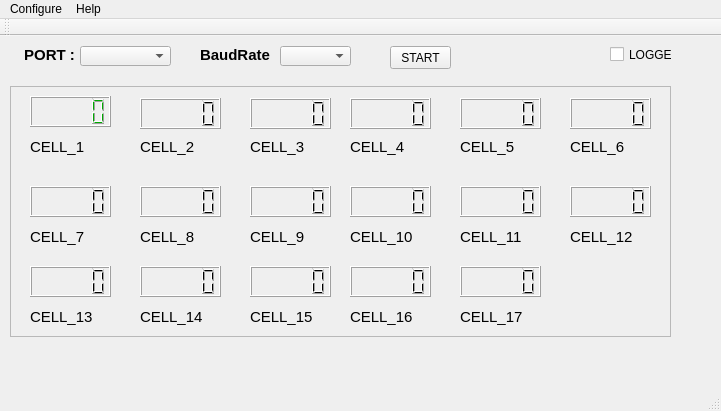
Above: mainwindow.ui from ZEPORATH/QtTest_1 before the change. Below: the same form after it.
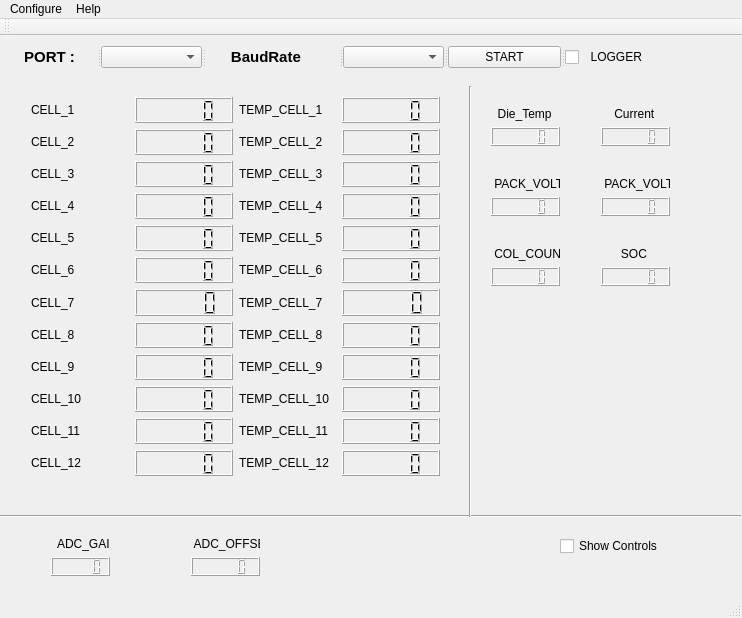
That is the form after the change.

```diff
--- a/mainwindow.ui
+++ b/mainwindow.ui
@@ -9,8 +9,8 @@
    <rect>
     <x>0</x>
     <y>0</y>
-    <width>721</width>
-    <height>411</height>
+    <width>742</width>
+    <height>618</height>
    </rect>
   </property>
   <property name="windowTitle">
@@ -23,673 +23,574 @@
    <bool>false</bool>
   </property>
   <widget class="QWidget" name="centralWidget">
-   <widget class="QFrame" name="frame">
+   <widget class="QWidget" name="layoutWidget_12">
     <property name="geometry">
      <rect>
-      <x>10</x>
-      <y>50</y>
+      <x>590</x>
+      <y>60</y>
+      <width>91</width>
+      <height>61</height>
+     </rect>
+    </property>
+    <layout class="QVBoxLayout" name="verticalLayout_3">
+     <item>
+      <widget class="QLabel" name="label_30">
+       <property name="text">
+        <string>    Current</string>
+       </property>
+      </widget>
+     </item>
+     <item>
+      <widget class="QLCDNumber" name="lcdNumber_28"/>
+     </item>
+    </layout>
+   </widget>
+   <widget class="QWidget" name="layoutWidget_13">
+    <property name="geometry">
+     <rect>
+      <x>480</x>
+      <y>130</y>
+      <width>91</width>
+      <height>61</height>
+     </rect>
+    </property>
+    <layout class="QVBoxLayout" name="verticalLayout_4">
+     <item>
+      <widget class="QLabel" name="label_31">
+       <property name="text">
+        <string> PACK_VOLT1</string>
+       </property>
+      </widget>
+     </item>
+     <item>
+      <widget class="QLCDNumber" name="lcdNumber_29"/>
+     </item>
+    </layout>
+   </widget>
+   <widget class="QWidget" name="layoutWidget_14">
+    <property name="geometry">
+     <rect>
+      <x>590</x>
+      <y>130</y>
+      <width>91</width>
+      <height>61</height>
+     </rect>
+    </property>
+    <layout class="QVBoxLayout" name="verticalLayout_5">
+     <item>
+      <widget class="QLabel" name="label_32">
+       <property name="text">
+        <string> PACK_VOLT2</string>
+       </property>
+      </widget>
+     </item>
+     <item>
+      <widget class="QLCDNumber" name="lcdNumber_30"/>
+     </item>
+    </layout>
+   </widget>
+   <widget class="QWidget" name="layoutWidget_15">
+    <property name="geometry">
+     <rect>
+      <x>480</x>
+      <y>200</y>
+      <width>91</width>
+      <height>61</height>
+     </rect>
+    </property>
+    <layout class="QVBoxLayout" name="verticalLayout_6">
+     <item>
+      <widget class="QLabel" name="label_33">
+       <property name="text">
+        <string> COL_COUNT</string>
+       </property>
+      </widget>
+     </item>
+     <item>
+      <widget class="QLCDNumber" name="lcdNumber_31"/>
+     </item>
+    </layout>
+   </widget>
+   <widget class="Line" name="line">
+    <property name="geometry">
+     <rect>
+      <x>0</x>
+      <y>470</y>
+      <width>741</width>
+      <height>21</height>
+     </rect>
+    </property>
+    <property name="orientation">
+     <enum>Qt::Horizontal</enum>
+    </property>
+   </widget>
+   <widget class="QWidget" name="layoutWidget_16">
+    <property name="geometry">
+     <rect>
+      <x>40</x>
+      <y>490</y>
+      <width>81</width>
+      <height>61</height>
+     </rect>
+    </property>
+    <layout class="QVBoxLayout" name="verticalLayout_7">
+     <item>
+      <widget class="QLabel" name="label_34">
+       <property name="text">
+        <string>  ADC_GAIN</string>
+       </property>
+      </widget>
+     </item>
+     <item>
+      <widget class="QLCDNumber" name="lcdNumber_32"/>
+     </item>
+    </layout>
+   </widget>
+   <widget class="QWidget" name="layoutWidget_17">
+    <property name="geometry">
+     <rect>
+      <x>180</x>
+      <y>490</y>
+      <width>91</width>
+      <height>61</height>
+     </rect>
+    </property>
+    <layout class="QVBoxLayout" name="verticalLayout_8">
+     <item>
+      <widget class="QLabel" name="label_35">
+       <property name="text">
+        <string> ADC_OFFSET</string>
+       </property>
+      </widget>
+     </item>
+     <item>
+      <widget class="QLCDNumber" name="lcdNumber_33"/>
+     </item>
+    </layout>
+   </widget>
+   <widget class="QCheckBox" name="CONTROL_checkBox">
+    <property name="geometry">
+     <rect>
+      <x>560</x>
+      <y>500</y>
+      <width>100</width>
+      <height>20</height>
+     </rect>
+    </property>
+    <property name="text">
+     <string>Show Controls</string>
+    </property>
+   </widget>
+   <widget class="QSplitter" name="splitter">
+    <property name="geometry">
+     <rect>
+      <x>20</x>
+      <y>10</y>
       <width>661</width>
-      <height>251</height>
+      <height>22</height>
      </rect>
     </property>
-    <property name="frameShape">
-     <enum>QFrame::StyledPanel</enum>
+    <property name="orientation">
+     <enum>Qt::Horizontal</enum>
     </property>
-    <property name="frameShadow">
-     <enum>QFrame::Raised</enum>
-    </property>
-    <widget class="QLCDNumber" name="lcdNumber">
-     <property name="geometry">
-      <rect>
-       <x>20</x>
-       <y>10</y>
-       <width>81</width>
-       <height>31</height>
-      </rect>
-     </property>
-     <property name="palette">
-      <palette>
-       <active>
-        <colorrole role="WindowText">
-         <brush brushstyle="SolidPattern">
-          <color alpha="255">
-           <red>0</red>
-           <green>170</green>
-           <blue>0</blue>
-          </color>
-         </brush>
-        </colorrole>
-        <colorrole role="Base">
-         <brush brushstyle="SolidPattern">
-          <color alpha="255">
-           <red>0</red>
-           <green>0</green>
-           <blue>0</blue>
-          </color>
-         </brush>
-        </colorrole>
-        <colorrole role="Window">
-         <brush brushstyle="SolidPattern">
-          <color alpha="255">
-           <red>0</red>
-           <green>0</green>
-           <blue>0</blue>
-          </color>
-         </brush>
-        </colorrole>
-       </active>
-       <inactive>
-        <colorrole role="WindowText">
-         <brush brushstyle="SolidPattern">
-          <color alpha="255">
-           <red>0</red>
-           <green>170</green>
-           <blue>0</blue>
-          </color>
-         </brush>
-        </colorrole>
-        <colorrole role="Base">
-         <brush brushstyle="SolidPattern">
-          <color alpha="255">
-           <red>0</red>
-           <green>0</green>
-           <blue>0</blue>
-          </color>
-         </brush>
-        </colorrole>
-        <colorrole role="Window">
-         <brush brushstyle="SolidPattern">
-          <color alpha="255">
-           <red>0</red>
-           <green>0</green>
-           <blue>0</blue>
-          </color>
-         </brush>
-        </colorrole>
-       </inactive>
-       <disabled>
-        <colorrole role="WindowText">
-         <brush brushstyle="SolidPattern">
-          <color alpha="255">
-           <red>120</red>
-           <green>120</green>
-           <blue>120</blue>
-          </color>
-         </brush>
-        </colorrole>
-        <colorrole role="Base">
-         <brush brushstyle="SolidPattern">
-          <color alpha="255">
-           <red>0</red>
-           <green>0</green>
-           <blue>0</blue>
-          </color>
-         </brush>
-        </colorrole>
-        <colorrole role="Window">
-         <brush brushstyle="SolidPattern">
-          <color alpha="255">
-           <red>0</red>
-           <green>0</green>
-           <blue>0</blue>
-          </color>
-         </brush>
-        </colorrole>
-       </disabled>
-      </palette>
-     </property>
-    </widget>
-    <widget class="QLCDNumber" name="lcdNumber_2">
-     <property name="geometry">
-      <rect>
-       <x>130</x>
-       <y>12</y>
-       <width>81</width>
-       <height>31</height>
-      </rect>
-     </property>
-    </widget>
-    <widget class="QLCDNumber" name="lcdNumber_3">
-     <property name="geometry">
-      <rect>
-       <x>240</x>
-       <y>12</y>
-       <width>81</width>
-       <height>31</height>
-      </rect>
-     </property>
-    </widget>
-    <widget class="QLCDNumber" name="lcdNumber_4">
-     <property name="geometry">
-      <rect>
-       <x>340</x>
-       <y>12</y>
-       <width>81</width>
-       <height>31</height>
-      </rect>
-     </property>
-    </widget>
-    <widget class="QLCDNumber" name="lcdNumber_5">
-     <property name="geometry">
-      <rect>
-       <x>450</x>
-       <y>12</y>
-       <width>81</width>
-       <height>31</height>
-      </rect>
-     </property>
-    </widget>
-    <widget class="QLCDNumber" name="lcdNumber_6">
-     <property name="geometry">
-      <rect>
-       <x>560</x>
-       <y>12</y>
-       <width>81</width>
-       <height>31</height>
-      </rect>
-     </property>
-    </widget>
-    <widget class="QLCDNumber" name="lcdNumber_7">
-     <property name="geometry">
-      <rect>
-       <x>20</x>
-       <y>100</y>
-       <width>81</width>
-       <height>31</height>
-      </rect>
-     </property>
-    </widget>
-    <widget class="QLCDNumber" name="lcdNumber_8">
-     <property name="geometry">
-      <rect>
-       <x>130</x>
-       <y>100</y>
-       <width>81</width>
-       <height>31</height>
-      </rect>
-     </property>
-    </widget>
-    <widget class="QLCDNumber" name="lcdNumber_9">
-     <property name="geometry">
-      <rect>
-       <x>240</x>
-       <y>100</y>
-       <width>81</width>
-       <height>31</height>
-      </rect>
-     </property>
-    </widget>
-    <widget class="QLCDNumber" name="lcdNumber_10">
-     <property name="geometry">
-      <rect>
-       <x>340</x>
-       <y>100</y>
-       <width>81</width>
-       <height>31</height>
-      </rect>
-     </property>
-    </widget>
-    <widget class="QLCDNumber" name="lcdNumber_11">
-     <property name="geometry">
-      <rect>
-       <x>450</x>
-       <y>100</y>
-       <width>81</width>
-       <height>31</height>
-      </rect>
-     </property>
-    </widget>
-    <widget class="QLCDNumber" name="lcdNumber_12">
-     <property name="geometry">
-      <rect>
-       <x>560</x>
-       <y>100</y>
-       <width>81</width>
-       <height>31</height>
-      </rect>
-     </property>
-    </widget>
-    <widget class="QLCDNumber" name="lcdNumber_13">
-     <property name="geometry">
-      <rect>
-       <x>20</x>
-       <y>180</y>
-       <width>81</width>
-       <height>31</height>
-      </rect>
-     </property>
-    </widget>
-    <widget class="QLCDNumber" name="lcdNumber_14">
-     <property name="geometry">
-      <rect>
-       <x>130</x>
-       <y>180</y>
-       <width>81</width>
-       <height>31</height>
-      </rect>
-     </property>
-    </widget>
-    <widget class="QLCDNumber" name="lcdNumber_15">
-     <property name="geometry">
-      <rect>
-       <x>240</x>
-       <y>180</y>
-       <width>81</width>
-       <height>31</height>
-      </rect>
-     </property>
-    </widget>
-    <widget class="QLCDNumber" name="lcdNumber_16">
-     <property name="geometry">
-      <rect>
-       <x>340</x>
-       <y>180</y>
-       <width>81</width>
-       <height>31</height>
-      </rect>
-     </property>
-    </widget>
-    <widget class="QLCDNumber" name="lcdNumber_17">
-     <property name="geometry">
-      <rect>
-       <x>450</x>
-       <y>180</y>
-       <width>81</width>
-       <height>31</height>
-      </rect>
-     </property>
-    </widget>
-    <widget class="QLabel" name="label">
-     <property name="geometry">
-      <rect>
-       <x>20</x>
-       <y>50</y>
-       <width>81</width>
-       <height>21</height>
-      </rect>
-     </property>
+    <widget class="QLabel" name="label_18">
      <property name="font">
       <font>
        <pointsize>11</pointsize>
+       <weight>75</weight>
+       <bold>true</bold>
       </font>
      </property>
      <property name="text">
-      <string>CELL_1</string>
+      <string> PORT :</string>
      </property>
-    </widget>
-    <widget class="QLabel" name="label_2">
-     <property name="geometry">
-      <rect>
-       <x>130</x>
-       <y>50</y>
-       <width>81</width>
-       <height>21</height>
-      </rect>
+     <property name="buddy">
+      <cstring>SerialPortBox</cstring>
      </property>
-     <property name="font">
-      <font>
-       <pointsize>11</pointsize>
-      </font>
-     </property>
-     <property name="text">
-      <string>CELL_2</string>
-     </property>
     </widget>
-    <widget class="QLabel" name="label_3">
-     <property name="geometry">
-      <rect>
-       <x>240</x>
-       <y>50</y>
-       <width>81</width>
-       <height>21</height>
-      </rect>
-     </property>
+    <widget class="QComboBox" name="SerialPortBox"/>
+    <widget class="QLabel" name="label_19">
      <property name="font">
       <font>
        <pointsize>11</pointsize>
+       <weight>75</weight>
+       <bold>true</bold>
       </font>
      </property>
      <property name="text">
-      <string>CELL_3</string>
+      <string>      BaudRate</string>
      </property>
-    </widget>
-    <widget class="QLabel" name="label_4">
-     <property name="geometry">
-      <rect>
-       <x>340</x>
-       <y>50</y>
-       <width>81</width>
-       <height>21</height>
-      </rect>
+     <property name="buddy">
+      <cstring>BaudRateBox</cstring>
      </property>
-     <property name="font">
-      <font>
-       <pointsize>11</pointsize>
-      </font>
-     </property>
-     <property name="text">
-      <string>CELL_4</string>
-     </property>
     </widget>
-    <widget class="QLabel" name="label_5">
-     <property name="geometry">
-      <rect>
-       <x>450</x>
-       <y>50</y>
-       <width>81</width>
-       <height>21</height>
-      </rect>
-     </property>
-     <property name="font">
-      <font>
-       <pointsize>11</pointsize>
-      </font>
-     </property>
+    <widget class="QComboBox" name="BaudRateBox"/>
+    <widget class="QPushButton" name="start_push_button">
      <property name="text">
-      <string>CELL_5</string>
+      <string>START</string>
      </property>
     </widget>
-    <widget class="QLabel" name="label_6">
-     <property name="geometry">
-      <rect>
-       <x>560</x>
-       <y>50</y>
-       <width>81</width>
-       <height>21</height>
-      </rect>
-     </property>
-     <property name="font">
-      <font>
-       <pointsize>11</pointsize>
-      </font>
-     </property>
+    <widget class="QCheckBox" name="logger_checkBox">
      <property name="text">
-      <string>CELL_6</string>
+      <string>  LOGGER</string>
      </property>
     </widget>
-    <widget class="QLabel" name="label_7">
-     <property name="geometry">
-      <rect>
-       <x>20</x>
-       <y>140</y>
-       <width>81</width>
-       <height>21</height>
-      </rect>
-     </property>
-     <property name="font">
-      <font>
-       <pointsize>11</pointsize>
-      </font>
-     </property>
-     <property name="text">
-      <string>CELL_7</string>
-     </property>
-    </widget>
-    <widget class="QLabel" name="label_8">
-     <property name="geometry">
-      <rect>
-       <x>130</x>
-       <y>140</y>
-       <width>81</width>
-       <height>21</height>
-      </rect>
-     </property>
-     <property name="font">
-      <font>
-       <pointsize>11</pointsize>
-      </font>
-     </property>
-     <property name="text">
-      <string>CELL_8</string>
-     </property>
-    </widget>
-    <widget class="QLabel" name="label_9">
-     <property name="geometry">
-      <rect>
-       <x>240</x>
-       <y>140</y>
-       <width>81</width>
-       <height>21</height>
-      </rect>
-     </property>
-     <property name="font">
-      <font>
-       <pointsize>11</pointsize>
-      </font>
-     </property>
-     <property name="text">
-      <string>CELL_9</string>
-     </property>
-    </widget>
-    <widget class="QLabel" name="label_10">
-     <property name="geometry">
-      <rect>
-       <x>340</x>
-       <y>140</y>
-       <width>81</width>
-       <height>21</height>
-      </rect>
-     </property>
-     <property name="font">
-      <font>
-       <pointsize>11</pointsize>
-      </font>
-     </property>
-     <property name="text">
-      <string>CELL_10</string>
-     </property>
-    </widget>
-    <widget class="QLabel" name="label_11">
-     <property name="geometry">
-      <rect>
-       <x>450</x>
-       <y>140</y>
-       <width>81</width>
-       <height>21</height>
-      </rect>
-     </property>
-     <property name="font">
-      <font>
-       <pointsize>11</pointsize>
-      </font>
-     </property>
-     <property name="text">
-      <string>CELL_11</string>
-     </property>
-    </widget>
-    <widget class="QLabel" name="label_12">
-     <property name="geometry">
-      <rect>
-       <x>560</x>
-       <y>140</y>
-       <width>81</width>
-       <height>21</height>
-      </rect>
-     </property>
-     <property name="font">
-      <font>
-       <pointsize>11</pointsize>
-      </font>
-     </property>
-     <property name="text">
-      <string>CELL_12</string>
-     </property>
-    </widget>
-    <widget class="QLabel" name="label_13">
-     <property name="geometry">
-      <rect>
-       <x>20</x>
-       <y>220</y>
-       <width>81</width>
-       <height>21</height>
-      </rect>
-     </property>
-     <property name="font">
-      <font>
-       <pointsize>11</pointsize>
-      </font>
-     </property>
-     <property name="text">
-      <string>CELL_13</string>
-     </property>
-    </widget>
-    <widget class="QLabel" name="label_14">
-     <property name="geometry">
-      <rect>
-       <x>130</x>
-       <y>220</y>
-       <width>81</width>
-       <height>21</height>
-      </rect>
-     </property>
-     <property name="font">
-      <font>
-       <pointsize>11</pointsize>
-      </font>
-     </property>
-     <property name="text">
-      <string>CELL_14</string>
-     </property>
-    </widget>
-    <widget class="QLabel" name="label_15">
-     <property name="geometry">
-      <rect>
-       <x>240</x>
-       <y>220</y>
-       <width>81</width>
-       <height>21</height>
-      </rect>
-     </property>
-     <property name="font">
-      <font>
-       <pointsize>11</pointsize>
-      </font>
-     </property>
-     <property name="text">
-      <string>CELL_15</string>
-     </property>
-    </widget>
-    <widget class="QLabel" name="label_16">
-     <property name="geometry">
-      <rect>
-       <x>340</x>
-       <y>220</y>
-       <width>81</width>
-       <height>21</height>
-      </rect>
-     </property>
-     <property name="font">
-      <font>
-       <pointsize>11</pointsize>
-      </font>
-     </property>
-     <property name="text">
-      <string>CELL_16</string>
-     </property>
-    </widget>
-    <widget class="QLabel" name="label_17">
-     <property name="geometry">
-      <rect>
-       <x>450</x>
-       <y>220</y>
-       <width>81</width>
-       <height>21</height>
-      </rect>
-     </property>
-     <property name="font">
-      <font>
-       <pointsize>11</pointsize>
-      </font>
-     </property>
-     <property name="text">
-      <string>CELL_17</string>
-     </property>
-    </widget>
    </widget>
-   <widget class="QComboBox" name="SerialPortBox">
-    <property name="geometry">
-     <rect>
-      <x>80</x>
-      <y>10</y>
-      <width>91</width>
-      <height>20</height>
-     </rect>
-    </property>
-   </widget>
-   <widget class="QComboBox" name="BaudRateBox">
-    <property name="geometry">
-     <rect>
-      <x>280</x>
-      <y>10</y>
-      <width>71</width>
-      <height>20</height>
-     </rect>
-    </property>
-   </widget>
-   <widget class="QLabel" name="label_18">
+   <widget class="QWidget" name="layoutWidget">
     <property name="geometry">
      <rect>
       <x>20</x>
-      <y>10</y>
-      <width>55</width>
-      <height>18</height>
+      <y>50</y>
+      <width>431</width>
+      <height>401</height>
      </rect>
     </property>
-    <property name="font">
-     <font>
-      <pointsize>11</pointsize>
-      <weight>75</weight>
-      <bold>true</bold>
-     </font>
-    </property>
-    <property name="text">
-     <string> PORT :</string>
-    </property>
+    <layout class="QVBoxLayout" name="verticalLayout">
+     <item>
+      <layout class="QHBoxLayout" name="horizontalLayout">
+       <item>
+        <widget class="QLabel" name="label">
+         <property name="text">
+          <string>CELL_1</string>
+         </property>
+        </widget>
+       </item>
+       <item>
+        <widget class="QLCDNumber" name="lcdNumber"/>
+       </item>
+       <item>
+        <widget class="QLabel" name="label_2">
+         <property name="text">
+          <string>TEMP_CELL_1</string>
+         </property>
+        </widget>
+       </item>
+       <item>
+        <widget class="QLCDNumber" name="lcdNumber_2"/>
+       </item>
+      </layout>
+     </item>
+     <item>
+      <layout class="QHBoxLayout" name="horizontalLayout_2">
+       <item>
+        <widget class="QLabel" name="label_3">
+         <property name="text">
+          <string>CELL_2</string>
+         </property>
+        </widget>
+       </item>
+       <item>
+        <widget class="QLCDNumber" name="lcdNumber_3"/>
+       </item>
+       <item>
+        <widget class="QLabel" name="label_4">
+         <property name="text">
+          <string>TEMP_CELL_2</string>
+         </property>
+        </widget>
+       </item>
+       <item>
+        <widget class="QLCDNumber" name="lcdNumber_4"/>
+       </item>
+      </layout>
+     </item>
+     <item>
+      <layout class="QHBoxLayout" name="horizontalLayout_3">
+       <item>
+        <widget class="QLabel" name="label_5">
+         <property name="text">
+          <string>CELL_3</string>
+         </property>
+        </widget>
+       </item>
+       <item>
+        <widget class="QLCDNumber" name="lcdNumber_5"/>
+       </item>
+       <item>
+        <widget class="QLabel" name="label_6">
+         <property name="text">
+          <string>TEMP_CELL_3</string>
+         </property>
+        </widget>
+       </item>
+       <item>
+        <widget class="QLCDNumber" name="lcdNumber_6"/>
+       </item>
+      </layout>
+     </item>
+     <item>
+      <layout class="QHBoxLayout" name="horizontalLayout_4">
+       <item>
+        <widget class="QLabel" name="label_7">
+         <property name="text">
+          <string>CELL_4</string>
+         </property>
+        </widget>
+       </item>
+       <item>
+        <widget class="QLCDNumber" name="lcdNumber_7"/>
+       </item>
+       <item>
+        <widget class="QLabel" name="label_8">
+         <property name="text">
+          <string>TEMP_CELL_4</string>
+         </property>
+        </widget>
+       </item>
+       <item>
+        <widget class="QLCDNumber" name="lcdNumber_8"/>
+       </item>
+      </layout>
+     </item>
+     <item>
+      <layout class="QHBoxLayout" name="horizontalLayout_5">
+       <item>
+        <widget class="QLabel" name="label_9">
+         <property name="text">
+          <string>CELL_5</string>
+         </property>
+        </widget>
+       </item>
+       <item>
+        <widget class="QLCDNumber" name="lcdNumber_9"/>
+       </item>
+       <item>
+        <widget class="QLabel" name="label_10">
+         <property name="text">
+          <string>TEMP_CELL_5</string>
+         </property>
+        </widget>
+       </item>
+       <item>
+        <widget class="QLCDNumber" name="lcdNumber_10"/>
+       </item>
+      </layout>
+     </item>
+     <item>
+      <layout class="QHBoxLayout" name="horizontalLayout_6">
+       <item>
+        <widget class="QLabel" name="label_11">
+         <property name="text">
+          <string>CELL_6</string>
+         </property>
+        </widget>
+       </item>
+       <item>
+        <widget class="QLCDNumber" name="lcdNumber_11"/>
+       </item>
+       <item>
+        <widget class="QLabel" name="label_12">
+         <property name="text">
+          <string>TEMP_CELL_6</string>
+         </property>
+        </widget>
+       </item>
+       <item>
+        <widget class="QLCDNumber" name="lcdNumber_12"/>
+       </item>
+      </layout>
+     </item>
+     <item>
+      <layout class="QHBoxLayout" name="horizontalLayout_7">
+       <item>
+        <widget class="QLabel" name="label_13">
+         <property name="text">
+          <string>CELL_7</string>
+         </property>
+        </widget>
+       </item>
+       <item>
+        <widget class="QLCDNumber" name="lcdNumber_13"/>
+       </item>
+       <item>
+        <widget class="QLabel" name="label_14">
+         <property name="text">
+          <string>TEMP_CELL_7</string>
+         </property>
+        </widget>
+       </item>
+       <item>
+        <widget class="QLCDNumber" name="lcdNumber_14"/>
+       </item>
+      </layout>
+     </item>
+     <item>
+      <layout class="QHBoxLayout" name="horizontalLayout_8">
+       <item>
+        <widget class="QLabel" name="label_15">
+         <property name="text">
+          <string>CELL_8</string>
+         </property>
+        </widget>
+       </item>
+       <item>
+        <widget class="QLCDNumber" name="lcdNumber_15"/>
+       </item>
+       <item>
+        <widget class="QLabel" name="label_16">
+         <property name="text">
+          <string>TEMP_CELL_8</string>
+         </property>
+        </widget>
+       </item>
+       <item>
+        <widget class="QLCDNumber" name="lcdNumber_16"/>
+       </item>
+      </layout>
+     </item>
+     <item>
+      <layout class="QHBoxLayout" name="horizontalLayout_9">
+       <item>
+        <widget class="QLabel" name="label_17">
+         <property name="text">
+          <string>CELL_9</string>
+         </property>
+        </widget>
+       </item>
+       <item>
+        <widget class="QLCDNumber" name="lcdNumber_17"/>
+       </item>
+       <item>
+        <widget class="QLabel" name="label_20">
+         <property name="text">
+          <string>TEMP_CELL_9</string>
+         </property>
+        </widget>
+       </item>
+       <item>
+        <widget class="QLCDNumber" name="lcdNumber_18"/>
+       </item>
+      </layout>
+     </item>
+     <item>
+      <layout class="QHBoxLayout" name="horizontalLayout_10">
+       <item>
+        <widget class="QLabel" name="label_21">
+         <property name="text">
+          <string>CELL_10</string>
+         </property>
+        </widget>
+       </item>
+       <item>
+        <widget class="QLCDNumber" name="lcdNumber_19"/>
+       </item>
+       <item>
+        <widget class="QLabel" name="label_22">
+         <property name="text">
+          <string>TEMP_CELL_10</string>
+         </property>
+        </widget>
+       </item>
+       <item>
+        <widget class="QLCDNumber" name="lcdNumber_20"/>
+       </item>
+      </layout>
+     </item>
+     <item>
+      <layout class="QHBoxLayout" name="horizontalLayout_11">
+       <item>
+        <widget class="QLabel" name="label_23">
+         <property name="text">
+          <string>CELL_11</string>
+         </property>
+        </widget>
+       </item>
+       <item>
+        <widget class="QLCDNumber" name="lcdNumber_21"/>
+       </item>
+       <item>
+        <widget class="QLabel" name="label_24">
+         <property name="text">
+          <string>TEMP_CELL_11</string>
+         </property>
+        </widget>
+       </item>
+       <item>
+        <widget class="QLCDNumber" name="lcdNumber_22"/>
+       </item>
+      </layout>
+     </item>
+     <item>
+      <layout class="QHBoxLayout" name="horizontalLayout_12">
+       <item>
+        <widget class="QLabel" name="label_25">
+         <property name="text">
+          <string>CELL_12</string>
+         </property>
+        </widget>
+       </item>
+       <item>
+        <widget class="QLCDNumber" name="lcdNumber_23"/>
+       </item>
+       <item>
+        <widget class="QLabel" name="label_26">
+         <property name="text">
+          <string>TEMP_CELL_12</string>
+         </property>
+        </widget>
+       </item>
+       <item>
+        <widget class="QLCDNumber" name="lcdNumber_24"/>
+       </item>
+      </layout>
+     </item>
+    </layout>
    </widget>
-   <widget class="QLabel" name="label_19">
+   <widget class="QWidget" name="layoutWidget">
     <property name="geometry">
      <rect>
-      <x>200</x>
-      <y>10</y>
-      <width>72</width>
-      <height>18</height>
+      <x>480</x>
+      <y>60</y>
+      <width>91</width>
+      <height>61</height>
      </rect>
     </property>
-    <property name="font">
-     <font>
-      <pointsize>11</pointsize>
-      <weight>75</weight>
-      <bold>true</bold>
-     </font>
-    </property>
-    <property name="text">
-     <string>BaudRate</string>
-    </property>
+    <layout class="QVBoxLayout" name="verticalLayout_2">
+     <item>
+      <widget class="QLabel" name="label_27">
+       <property name="text">
+        <string>  Die_Temp</string>
+       </property>
+      </widget>
+     </item>
+     <item>
+      <widget class="QLCDNumber" name="lcdNumber_25"/>
+     </item>
+    </layout>
    </widget>
-   <widget class="QPushButton" name="start_push_button">
+   <widget class="QWidget" name="layoutWidget_18">
     <property name="geometry">
      <rect>
-      <x>390</x>
-      <y>10</y>
-      <width>61</width>
-      <height>23</height>
+      <x>590</x>
+      <y>200</y>
+      <width>91</width>
+      <height>61</height>
      </rect>
     </property>
-    <property name="text">
-     <string>START</string>
-    </property>
+    <layout class="QVBoxLayout" name="verticalLayout_9">
+     <item>
+      <widget class="QLabel" name="label_36">
+       <property name="text">
+        <string>      SOC</string>
+       </property>
+      </widget>
+     </item>
+     <item>
+      <widget class="QLCDNumber" name="lcdNumber_34"/>
+     </item>
+    </layout>
    </widget>
-   <widget class="QCheckBox" name="logger_checkBox">
+   <widget class="Line" name="line_2">
     <property name="geometry">
      <rect>
-      <x>610</x>
-      <y>10</y>
-      <width>63</width>
-      <height>17</height>
+      <x>460</x>
+      <y>50</y>
+      <width>20</width>
+      <height>431</height>
      </rect>
     </property>
-    <property name="text">
-     <string>LOGGER</string>
+    <property name="orientation">
+     <enum>Qt::Vertical</enum>
     </property>
    </widget>
   </widget>
@@ -698,8 +599,8 @@
     <rect>
      <x>0</x>
      <y>0</y>
-     <width>721</width>
-     <height>21</height>
+     <width>742</width>
+     <height>19</height>
     </rect>
    </property>
    <widget class="QMenu" name="menuConfigure">
```
Left out of the diff: 63 changed lines with no effect on the pictures.
